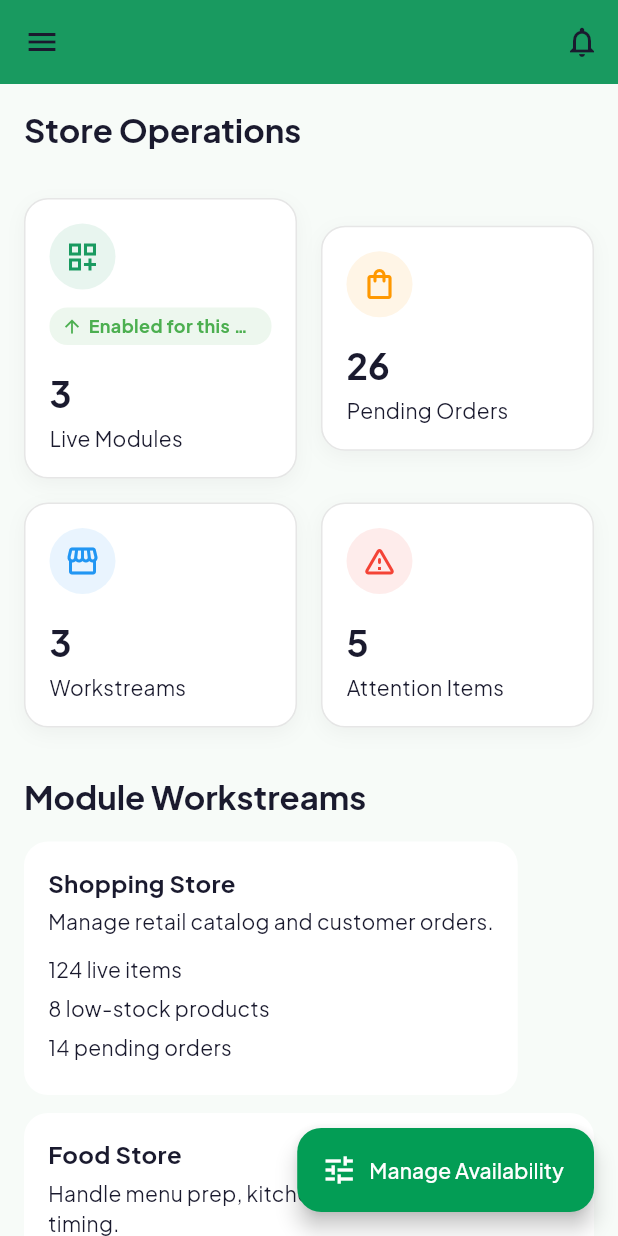
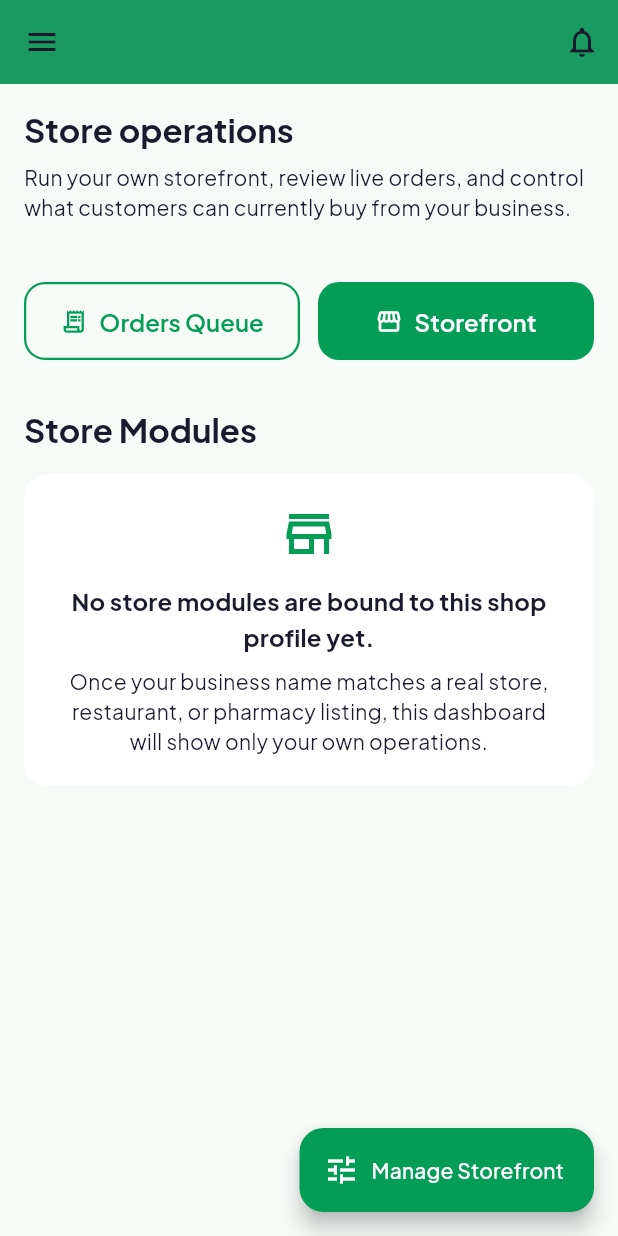
Before and after one commit to yussuf253/edalab, a Flutter app: the ShopDashboardScreen screen opened directly with empty values, on a phone screen of 412 x 824 dp. Run offline on Flutter 3.47's test engine with Material 3 defaults, Android fonts, the phone set to English and light mode, and no system bars; our stand-ins replace animate_do, firebase_core, firebase_messaging, flutter_local_notifications, geolocator, go_router and 4 more; accounts and stored records are empty; network calls fail.

Commit message:
shop module pro app fixes

```diff
--- a/lib/pro/core/widgets/pro_drawer.dart
+++ b/lib/pro/core/widgets/pro_drawer.dart
@@ -62,7 +62,11 @@ class ProDrawer extends StatelessWidget {
               children: [
                 ListTile(
                   leading: const Icon(Icons.dashboard),
-                  title: const Text('Workspace'),
+                  title: Text(
+                    proProfile.type == ProProfileType.shop
+                        ? 'Store Dashboard'
+                        : 'Workspace',
+                  ),
                   onTap: () {
                     Navigator.pop(context);
                     context.go(
@@ -72,7 +76,11 @@ class ProDrawer extends StatelessWidget {
                 ),
                 ListTile(
                   leading: const Icon(Icons.widgets_outlined),
-                  title: const Text('Operations'),
+                  title: Text(
+                    proProfile.type == ProProfileType.shop
+                        ? 'Store Tools'
+                        : 'Operations',
+                  ),
                   onTap: () {
                     Navigator.pop(context);
                     context.push(ProRoutePaths.operations);
@@ -88,7 +96,11 @@ class ProDrawer extends StatelessWidget {
                 ),
                 ListTile(
                   leading: const Icon(Icons.insights_outlined),
-                  title: const Text('Insights'),
+                  title: Text(
+                    proProfile.type == ProProfileType.shop
+                        ? 'Store Insights'
+                        : 'Insights',
+                  ),
                   onTap: () {
                     Navigator.pop(context);
                     context.push(ProRoutePaths.insights);
@@ -108,7 +120,9 @@ class ProDrawer extends StatelessWidget {
                     vertical: 8,
                   ),
                   child: Text(
-                    'ACTIVE MODULES',
+                    proProfile.type == ProProfileType.shop
+                        ? 'STORE MODULES'
+                        : 'ACTIVE MODULES',
                     style: Theme.of(context).textTheme.labelSmall,
                   ),
                 ),
--- a/lib/pro/features/operations/screens/pro_operations_screen.dart
+++ b/lib/pro/features/operations/screens/pro_operations_screen.dart
@@ -60,35 +60,37 @@ class _ProOperationsScreenState extends State<ProOperationsScreen> {
         return [
           _OperationAction(
             title: 'Orders Queue',
-            subtitle: 'Manage shopping, food, and pharmacy fulfillment.',
+            subtitle: 'Review the orders coming into your own storefront.',
             icon: Icons.receipt_long_outlined,
             color: AppColors.shopping,
             onTap: () => _open(ProRoutePaths.shopQueue),
           ),
           _OperationAction(
             title: 'Catalog & Availability',
-            subtitle: 'Pause stores, restaurant lanes, and pharmacy inventory.',
+            subtitle:
+                'Control what customers can currently buy from your business.',
             icon: Icons.storefront_outlined,
             color: AppColors.primary,
             onTap: () => _open(ProRoutePaths.shopCatalog),
           ),
           _OperationAction(
             title: 'Shopping Lane',
-            subtitle: 'Focus only on retail orders and store operations.',
+            subtitle: 'Focus only on your retail orders and fulfillment.',
             icon: Icons.shopping_bag_outlined,
             color: AppColors.shopping,
             onTap: () => _open('${ProRoutePaths.shopQueue}?module=shopping'),
           ),
           _OperationAction(
             title: 'Food Lane',
-            subtitle: 'Open the kitchen queue and prep flow.',
+            subtitle: 'Focus only on your kitchen queue and prep flow.',
             icon: Icons.restaurant_menu,
             color: AppColors.food,
             onTap: () => _open('${ProRoutePaths.shopQueue}?module=food'),
           ),
           _OperationAction(
             title: 'Pharmacy Lane',
-            subtitle: 'Handle medicine orders separately from other sales.',
+            subtitle:
+                'Handle your medicine orders separately from other sales.',
             icon: Icons.local_pharmacy_outlined,
             color: AppColors.pharmacy,
             onTap: () => _open('${ProRoutePaths.shopQueue}?module=pharmacy'),
@@ -122,7 +124,8 @@ class _ProOperationsScreenState extends State<ProOperationsScreen> {
             subtitle: 'Open the home services queue directly.',
             icon: Icons.home_repair_service_outlined,
             color: AppColors.homeServices,
-            onTap: () => _open('${ProRoutePaths.providerQueue}?module=services'),
+            onTap: () =>
+                _open('${ProRoutePaths.providerQueue}?module=services'),
           ),
           _OperationAction(
             title: 'Laundry Only',
@@ -189,7 +192,11 @@ class _ProOperationsScreenState extends State<ProOperationsScreen> {
     return Scaffold(
       drawer: const ProDrawer(),
       appBar: AppBar(
-        title: const Text('Operations'),
+        title: Text(
+          widget.profile.type == ProProfileType.shop
+              ? 'Store Tools'
+              : 'Operations',
+        ),
         backgroundColor: profileColor,
         foregroundColor: Colors.white,
       ),
@@ -227,7 +234,9 @@ class _ProOperationsScreenState extends State<ProOperationsScreen> {
                 if (data?.moduleSummaries.isNotEmpty == true) ...[
                   const SizedBox(height: 12),
                   Text(
-                    'Module Workstreams',
+                    widget.profile.type == ProProfileType.shop
+                        ? 'Store Modules'
+                        : 'Module Workstreams',
                     style: Theme.of(context).textTheme.titleLarge?.copyWith(
                       fontWeight: FontWeight.w800,
                     ),
--- a/lib/pro/features/shop/screens/shop_catalog_screen.dart
+++ b/lib/pro/features/shop/screens/shop_catalog_screen.dart
@@ -63,7 +63,9 @@ class _ShopCatalogScreenState extends State<ShopCatalogScreen> {
     } catch (error) {
       if (!mounted) return;
       ScaffoldMessenger.of(context).showSnackBar(
-        SnackBar(content: Text(error.toString().replaceFirst('Exception: ', ''))),
+        SnackBar(
+          content: Text(error.toString().replaceFirst('Exception: ', '')),
+        ),
       );
     } finally {
       if (mounted) {
@@ -90,7 +92,7 @@ class _ShopCatalogScreenState extends State<ShopCatalogScreen> {
       child: Scaffold(
         appBar: AppBar(
           title: Text(
-            '${widget.businessName} Availability',
+            '${widget.businessName} Storefront',
             style: const TextStyle(fontWeight: FontWeight.bold),
           ),
           elevation: 0,
@@ -102,7 +104,10 @@ class _ShopCatalogScreenState extends State<ShopCatalogScreen> {
               unselectedLabelColor: Colors.grey,
               indicatorColor: Theme.of(context).colorScheme.primary,
               tabs: tabs
-                  .map((module) => Tab(text: ProModuleHelper.getModuleName(module)))
+                  .map(
+                    (module) =>
+                        Tab(text: ProModuleHelper.getModuleName(module)),
+                  )
                   .toList(),
             ),
           ),
@@ -132,9 +137,14 @@ class _ShopCatalogScreenState extends State<ShopCatalogScreen> {
                   .map(
                     (module) => _AvailabilityList(
                       module: module,
-                      items: (data[_keyForModule(module)] as List<dynamic>? ?? const [])
-                          .map((entry) => Map<String, dynamic>.from(entry as Map))
-                          .toList(growable: false),
+                      items:
+                          (data[_keyForModule(module)] as List<dynamic>? ??
+                                  const [])
+                              .map(
+                                (entry) =>
+                                    Map<String, dynamic>.from(entry as Map),
+                              )
+                              .toList(growable: false),
                       busyIds: _busyIds,
                       onToggle: (targetId, enabled) => _toggleAvailability(
                         module: _keyForModule(module),
@@ -184,7 +194,10 @@ class _AvailabilityList extends StatelessWidget {
       return Center(
         child: Padding(
           padding: const EdgeInsets.all(24),
-          child: Text('No ${ProModuleHelper.getModuleName(module)} items are bound to this profile yet.'),
+          child: Text(
+            'No ${ProModuleHelper.getModuleName(module)} business is bound to this shop profile yet.',
+            textAlign: TextAlign.center,
+          ),
         ),
       );
     }
@@ -208,10 +221,7 @@ class _AvailabilityList extends StatelessWidget {
               color: color.withValues(alpha: 0.08),
               borderRadius: BorderRadius.circular(8),
             ),
-            child: Icon(
-              ProModuleHelper.getModuleIcon(module),
-              color: color,
-            ),
+            child: Icon(ProModuleHelper.getModuleIcon(module), color: color),
           ),
           title: Text(
             item['name']?.toString() ?? 'Item',
--- a/lib/pro/features/shop/screens/shop_dashboard_screen.dart
+++ b/lib/pro/features/shop/screens/shop_dashboard_screen.dart
@@ -97,13 +97,17 @@ class _ShopDashboardScreenState extends State<ShopDashboardScreen> {
       });
       if (!mounted) return;
       ScaffoldMessenger.of(context).showSnackBar(
-        SnackBar(content: Text('Order updated to ${nextStatus.replaceAll('_', ' ')}.')),
+        SnackBar(
+          content: Text('Order updated to ${nextStatus.replaceAll('_', ' ')}.'),
+        ),
       );
       await _refreshDashboard();
     } catch (error) {
       if (!mounted) return;
       ScaffoldMessenger.of(context).showSnackBar(
-        SnackBar(content: Text(error.toString().replaceFirst('Exception: ', ''))),
+        SnackBar(
+          content: Text(error.toString().replaceFirst('Exception: ', '')),
+        ),
       );
     } finally {
       if (mounted) {
@@ -111,30 +115,6 @@ class _ShopDashboardScreenState extends State<ShopDashboardScreen> {
       }
     }
   }
-
-  List<ProDashboardMetric> get _fallbackStats => const [
-    ProDashboardMetric(
-      key: 'modules',
-      title: 'Live Modules',
-      value: '3',
-      trend: 'Enabled for this profile',
-    ),
-    ProDashboardMetric(
-      key: 'pending',
-      title: 'Pending Orders',
-      value: '26',
-    ),
-    ProDashboardMetric(
-      key: 'entities',
-      title: 'Workstreams',
-      value: '3',
-    ),
-    ProDashboardMetric(
-      key: 'alerts',
-      title: 'Attention Items',
-      value: '5',
-    ),
-  ];
 
   @override
   Widget build(BuildContext context) {
@@ -166,10 +146,12 @@ class _ShopDashboardScreenState extends State<ShopDashboardScreen> {
         future: _dashboardFuture,
         builder: (context, snapshot) {
           final data = snapshot.data;
-          final stats = data?.stats.isNotEmpty == true ? data!.stats : _fallbackStats;
-          final moduleSummaries = data?.moduleSummaries ?? const <ProDashboardModuleSummary>[];
+          final stats = data?.stats ?? const <ProDashboardMetric>[];
+          final moduleSummaries =
+              data?.moduleSummaries ?? const <ProDashboardModuleSummary>[];
 
-          if (snapshot.connectionState == ConnectionState.waiting && data == null) {
+          if (snapshot.connectionState == ConnectionState.waiting &&
+              data == null) {
             return const Center(child: CircularProgressIndicator());
           }
 
@@ -179,10 +161,17 @@ class _ShopDashboardScreenState extends State<ShopDashboardScreen> {
               crossAxisAlignment: CrossAxisAlignment.start,
               children: [
                 Text(
-                  data?.headline.isNotEmpty == true ? data!.headline : 'Store Operations',
-                  style: Theme.of(context).textTheme.titleLarge?.copyWith(
-                    fontWeight: FontWeight.bold,
+                  data?.headline.isNotEmpty == true
+                      ? data!.headline
+                      : 'Store operations',
+                  style: Theme.of(
+                    context,
+                  ).textTheme.titleLarge?.copyWith(fontWeight: FontWeight.bold),
                 ),
+                const SizedBox(height: 8),
+                Text(
+                  'Run your own storefront, review live orders, and control what customers can currently buy from your business.',
+                  style: Theme.of(context).textTheme.bodyMedium,
                 ),
                 const SizedBox(height: 16),
                 Wrap(
@@ -205,6 +194,7 @@ class _ShopDashboardScreenState extends State<ShopDashboardScreen> {
                   const SizedBox(height: 16),
                   _ScopeNote(message: data!.scopeNote!),
                 ],
+                if (stats.length >= 4) ...[
                   const SizedBox(height: 16),
                   Row(
                     children: [
@@ -212,7 +202,7 @@ class _ShopDashboardScreenState extends State<ShopDashboardScreen> {
                         child: ProStatCard(
                           title: stats[0].title,
                           value: stats[0].value,
-                        icon: Icons.dashboard_customize_outlined,
+                          icon: Icons.storefront_outlined,
                           color: AppColors.shopping,
                           trend: stats[0].trend,
                           isUp: stats[0].isUp,
@@ -223,7 +213,7 @@ class _ShopDashboardScreenState extends State<ShopDashboardScreen> {
                         child: ProStatCard(
                           title: stats[1].title,
                           value: stats[1].value,
-                        icon: Icons.shopping_bag_outlined,
+                          icon: Icons.receipt_long_outlined,
                           color: Colors.orange,
                           trend: stats[1].trend,
                           isUp: stats[1].isUp,
@@ -238,7 +228,7 @@ class _ShopDashboardScreenState extends State<ShopDashboardScreen> {
                         child: ProStatCard(
                           title: stats[2].title,
                           value: stats[2].value,
-                        icon: Icons.storefront_outlined,
+                          icon: Icons.inventory_2_outlined,
                           color: Colors.blue,
                           trend: stats[2].trend,
                           isUp: stats[2].isUp,
@@ -257,18 +247,36 @@ class _ShopDashboardScreenState extends State<ShopDashboardScreen> {
                       ),
                     ],
                   ),
+                ],
+                const SizedBox(height: 24),
+                _ManagementStrip(
+                  onOpenQueue: () => context.push(ProRoutePaths.shopQueue),
+                  onOpenStorefront: () async {
+                    await Navigator.of(context).push(
+                      MaterialPageRoute(
+                        builder: (_) => ShopCatalogScreen(
+                          userId: widget.profile.userId,
+                          businessName: widget.profile.businessName,
+                          modules: activeModules,
+                        ),
+                      ),
+                    );
+                    if (!mounted) return;
+                    await _refreshDashboard();
+                  },
+                ),
                 const SizedBox(height: 32),
                 Text(
-                  'Module Workstreams',
-                  style: Theme.of(context).textTheme.titleLarge?.copyWith(
-                    fontWeight: FontWeight.bold,
-                  ),
+                  'Store Modules',
+                  style: Theme.of(
+                    context,
+                  ).textTheme.titleLarge?.copyWith(fontWeight: FontWeight.bold),
                 ),
                 const SizedBox(height: 16),
                 if (moduleSummaries.isNotEmpty)
                   ...moduleSummaries.map(_buildModuleCard)
                 else
-                  ..._fallbackCards().map(_buildFallbackCard),
+                  const _EmptyStoreState(),
               ],
             ),
           );
@@ -289,7 +297,7 @@ class _ShopDashboardScreenState extends State<ShopDashboardScreen> {
           await _refreshDashboard();
         },
         icon: const Icon(Icons.tune),
-        label: const Text('Manage Availability'),
+        label: const Text('Manage Storefront'),
       ),
     );
   }
@@ -310,7 +318,10 @@ class _ShopDashboardScreenState extends State<ShopDashboardScreen> {
               children: [
                 CircleAvatar(
                   backgroundColor: color.withValues(alpha: 0.12),
-                  child: Icon(ProModuleHelper.getModuleIcon(module), color: color),
+                  child: Icon(
+                    ProModuleHelper.getModuleIcon(module),
+                    color: color,
+                  ),
                 ),
                 const SizedBox(width: 12),
                 Expanded(
@@ -345,7 +356,9 @@ class _ShopDashboardScreenState extends State<ShopDashboardScreen> {
                 style: TextStyle(fontWeight: FontWeight.bold),
               ),
               const SizedBox(height: 8),
-              ...summary.recentItems.take(2).map(
+              ...summary.recentItems
+                  .take(2)
+                  .map(
                     (item) => Container(
                       margin: const EdgeInsets.only(bottom: 10),
                       padding: const EdgeInsets.all(12),
@@ -396,6 +409,19 @@ class _ShopDashboardScreenState extends State<ShopDashboardScreen> {
                     ),
                   ),
             ],
+            if (summary.recentItems.isEmpty) ...[
+              const SizedBox(height: 12),
+              Container(
+                padding: const EdgeInsets.all(12),
+                decoration: BoxDecoration(
+                  color: color.withValues(alpha: 0.06),
+                  borderRadius: BorderRadius.circular(12),
+                ),
+                child: const Text(
+                  'No live activity is available for this business unit right now.',
+                ),
+              ),
+            ],
             const SizedBox(height: 12),
             Align(
               alignment: Alignment.centerRight,
@@ -411,67 +437,11 @@ class _ShopDashboardScreenState extends State<ShopDashboardScreen> {
                     ),
                   );
                 },
-                child: Text(summary.actionLabel),
+                child: Text(
+                  summary.recentItems.isEmpty
+                      ? 'Open Queue'
+                      : summary.actionLabel,
                 ),
-            ),
-          ],
-        ),
-      ),
-    );
-  }
-
-  List<_FallbackCard> _fallbackCards() {
-    return const [
-      _FallbackCard(
-        title: 'Shopping Store',
-        subtitle: 'Manage retail catalog and customer orders.',
-        metrics: [
-          '124 live items',
-          '8 low-stock products',
-          '14 pending orders',
-        ],
-      ),
-      _FallbackCard(
-        title: 'Food Store',
-        subtitle: 'Handle menu prep, kitchen queue, and delivery timing.',
-        metrics: [
-          '36 menu items',
-          '9 orders in prep',
-          '18 min average prep time',
-        ],
-      ),
-      _FallbackCard(
-        title: 'Pharmacy Store',
-        subtitle: 'Review medicines, fulfillment, and prescription-sensitive orders.',
-        metrics: [
-          '82 listed medicines',
-          '4 prescription reviews',
-          '6 urgent orders',
-        ],
-      ),
-    ];
-  }
-
-  Widget _buildFallbackCard(_FallbackCard card) {
-    return Card(
-      margin: const EdgeInsets.only(bottom: 12),
-      shape: RoundedRectangleBorder(borderRadius: BorderRadius.circular(16)),
-      child: Padding(
-        padding: const EdgeInsets.all(16),
-        child: Column(
-          crossAxisAlignment: CrossAxisAlignment.start,
-          children: [
-            Text(
-              card.title,
-              style: const TextStyle(fontWeight: FontWeight.bold, fontSize: 16),
-            ),
-            const SizedBox(height: 4),
-            Text(card.subtitle),
-            const SizedBox(height: 12),
-            ...card.metrics.map(
-              (metric) => Padding(
-                padding: const EdgeInsets.only(bottom: 6),
-                child: Text(metric),
               ),
             ),
           ],
@@ -510,14 +480,70 @@ class _ScopeNote extends StatelessWidget {
   }
 }
 
-class _FallbackCard {
-  final String title;
-  final String subtitle;
-  final List<String> metrics;
+class _ManagementStrip extends StatelessWidget {
+  final VoidCallback onOpenQueue;
+  final VoidCallback onOpenStorefront;
 
-  const _FallbackCard({
-    required this.title,
-    required this.subtitle,
-    required this.metrics,
+  const _ManagementStrip({
+    required this.onOpenQueue,
+    required this.onOpenStorefront,
   });
+
+  @override
+  Widget build(BuildContext context) {
+    return Row(
+      children: [
+        Expanded(
+          child: OutlinedButton.icon(
+            onPressed: onOpenQueue,
+            icon: const Icon(Icons.receipt_long_outlined),
+            label: const Text('Orders Queue'),
+          ),
+        ),
+        const SizedBox(width: 12),
+        Expanded(
+          child: ElevatedButton.icon(
+            onPressed: onOpenStorefront,
+            icon: const Icon(Icons.storefront_outlined),
+            label: const Text('Storefront'),
+          ),
+        ),
+      ],
+    );
   }
+}
+
+class _EmptyStoreState extends StatelessWidget {
+  const _EmptyStoreState();
+
+  @override
+  Widget build(BuildContext context) {
+    return Card(
+      child: Padding(
+        padding: const EdgeInsets.all(20),
+        child: Column(
+          children: [
+            Icon(
+              Icons.store_mall_directory_outlined,
+              size: 40,
+              color: Theme.of(context).colorScheme.primary,
+            ),
+            const SizedBox(height: 12),
+            Text(
+              'No store modules are bound to this shop profile yet.',
+              style: Theme.of(
+                context,
+              ).textTheme.titleMedium?.copyWith(fontWeight: FontWeight.w700),
+              textAlign: TextAlign.center,
+            ),
+            const SizedBox(height: 8),
+            const Text(
+              'Once your business name matches a real store, restaurant, or pharmacy listing, this dashboard will show only your own operations.',
+              textAlign: TextAlign.center,
+            ),
+          ],
+        ),
+      ),
+    );
+  }
+}
```
Also changed, not shown: 4 other files. Lines whose indentation alone changed are shown as unchanged.
